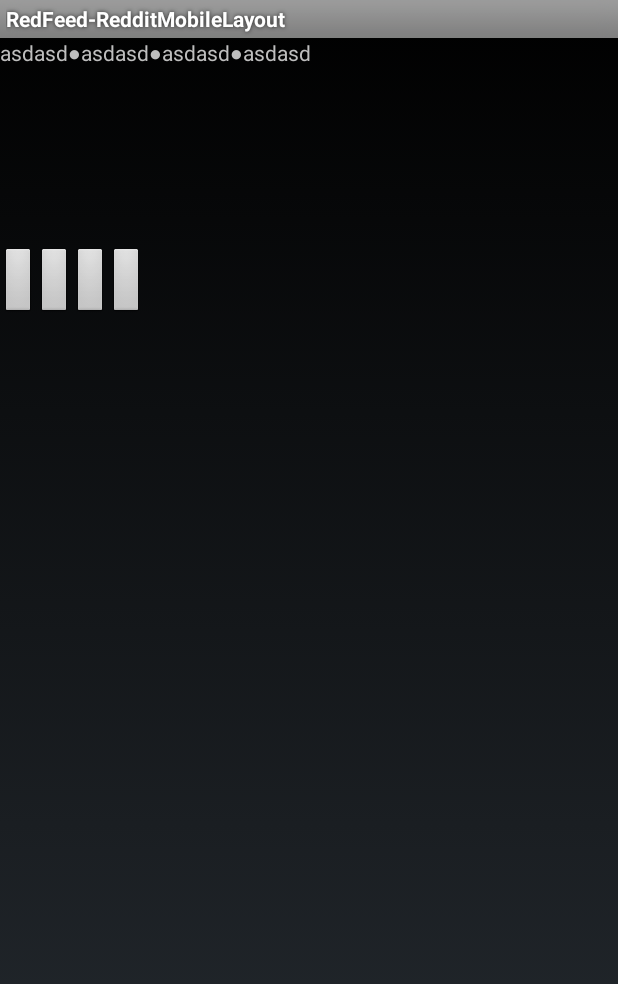
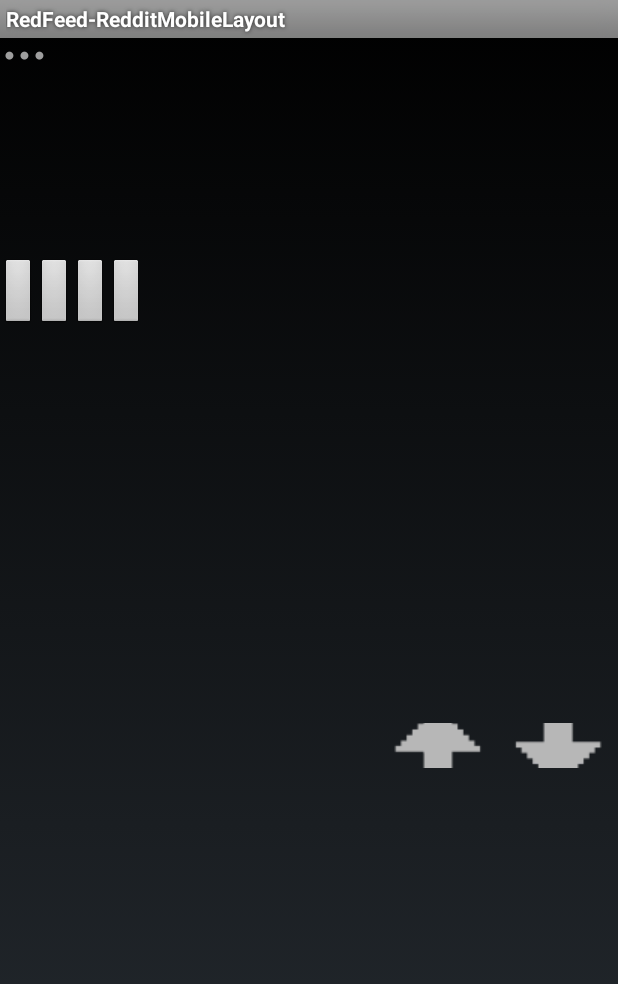
Before and after one commit to Deadknight/redfeed-redditmobilelayout, an Android app: the layout row_reddit_mobile.xml on its own in the app's theme, with its tools: preview values and no code run, on a phone screen of 412 x 824 dp. Shown: the top 984 px of the screen. Run offline under Robolectric (Android 15) with nearby library versions, the phone set to English and light mode, and no system bars.

Commit message:
*Custom layout work

```diff
--- a/app/src/main/res/layout/row_reddit_mobile.xml
+++ b/app/src/main/res/layout/row_reddit_mobile.xml
@@ -3,7 +3,9 @@
     xmlns:android="http://schemas.android.com/apk/res/android"
     android:orientation="vertical"
     android:layout_width="match_parent"
-    android:layout_height="wrap_content">
+    android:layout_height="wrap_content"
+    android:layout_marginTop="2dp"
+    android:layout_marginBottom="2dp">
     <LinearLayout
         android:layout_width="match_parent"
         android:layout_height="wrap_content"
@@ -11,44 +13,67 @@
         <LinearLayout
             android:layout_width="match_parent"
             android:layout_height="wrap_content"
-            android:orientation="horizontal">
+            android:orientation="horizontal"
+            android:layout_marginLeft="1dp"
+            android:layout_marginStart="1dp">
             <TextView
                 android:id="@+id/tvSubreddit"
                 android:layout_width="wrap_content"
                 android:layout_height="wrap_content"
-                android:text="asdasd"/>
+                android:textSize="12sp"/>
             <TextView
                 android:layout_width="wrap_content"
                 android:layout_height="wrap_content"
-                android:text="●"/>
+                android:textAppearance="@android:style/TextAppearance.DeviceDefault.Small"
+                android:text="●"
+                android:textColor="#ff9e9e9e"
+                android:textSize="12sp"
+                android:layout_marginLeft="1dp"
+                android:layout_marginStart="1dp"
+                android:layout_marginRight="1dp"
+                android:layout_marginEnd="1dp"/>
             <TextView
                 android:id="@+id/tvUrl"
                 android:layout_width="wrap_content"
                 android:layout_height="wrap_content"
-                android:text="asdasd"/>
+                android:textSize="12sp"/>
             <TextView
                 android:layout_width="wrap_content"
                 android:layout_height="wrap_content"
-                android:text="●"/>
+                android:text="●"
+                android:textColor="#ff9e9e9e"
+                android:textSize="12sp"
+                android:layout_marginLeft="1dp"
+                android:layout_marginStart="1dp"
+                android:layout_marginRight="1dp"
+                android:layout_marginEnd="1dp"/>
             <TextView
                 android:id="@+id/tvDate"
                 android:layout_width="wrap_content"
                 android:layout_height="wrap_content"
-                android:text="asdasd"/>
+                android:textSize="12sp"/>
             <TextView
                 android:layout_width="wrap_content"
                 android:layout_height="wrap_content"
-                android:text="●"/>
+                android:text="●"
+                android:textColor="#ff9e9e9e"
+                android:textSize="12sp"
+                android:layout_marginLeft="1dp"
+                android:layout_marginStart="1dp"
+                android:layout_marginRight="1dp"
+                android:layout_marginEnd="1dp"/>
             <TextView
                 android:id="@+id/tvAuthor"
                 android:layout_width="wrap_content"
                 android:layout_height="wrap_content"
-                android:text="asdasd"/>
+                android:textSize="12sp"/>
         </LinearLayout>
         <TextView
             android:id="@+id/tvTitle"
             android:layout_width="match_parent"
-            android:layout_height="wrap_content"/>
+            android:layout_height="wrap_content"
+            android:layout_marginTop="4dp"
+            android:layout_marginBottom="4dp"/>
         <ImageView
             android:id="@+id/ivImage"
             android:layout_width="match_parent"
@@ -102,12 +127,14 @@
                 android:layout_width="wrap_content"
                 android:layout_height="30dp"
                 android:layout_gravity="center_vertical"
+                android:src="@drawable/ic_upvote_disabled"
                 android:background="?android:selectableItemBackground"/>
             <ImageButton
                 android:id="@+id/butDownvote"
                 android:layout_width="wrap_content"
                 android:layout_height="30dp"
                 android:layout_gravity="center_vertical"
+                android:src="@drawable/ic_downvote_disabled"
                 android:background="?android:selectableItemBackground"/>
         </LinearLayout>
     </LinearLayout>
--- /dev/null
+++ b/app/src/main/res/values/values.xml
@@ -0,0 +1,7 @@
+<?xml version="1.0" encoding="utf-8"?>
+<resources>
+    <attr name="theme_extra_flags">
+        <flag name="TAG_SET_DEFAULT_TEXT_COLOR" value="1"/>
+        <flag name="TAG_DO_NOT_SET_STYLE_TEXT_COLOR" value="2"/>
+    </attr>
+</resources>
```
Also changed, not shown: app/src/main/res/drawable/ic_downvote_disabled.png (added), app/src/main/res/drawable/ic_downvote_enabled.png (added), app/src/main/res/drawable/ic_upvote_disabled.png (added), app/src/main/res/drawable/ic_upvote_enabled.png (added), 1 other file.
